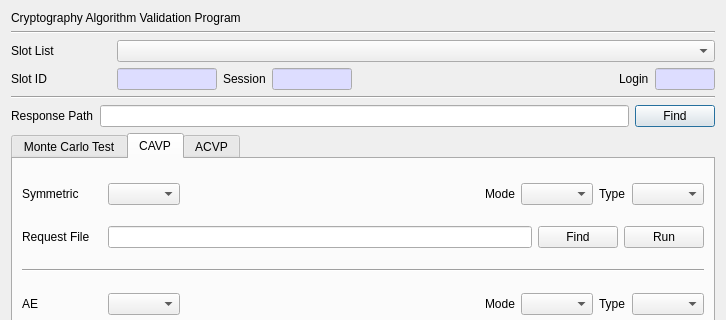
The window that CryptokiMan/cavp_dlg.ui (jykim74/CryptokiMan) describes before a commit, drawn with Qt 5; both pictures show x 0 to 726 and y 0 to 320 of the 726 by 953 pixel window.
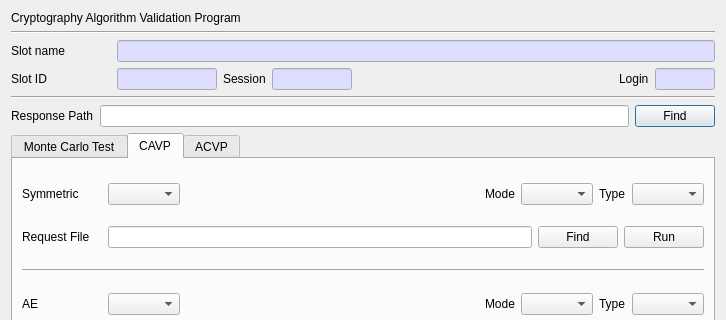
The same window after the commit.

Commit message: Slot List 를 모두 Slot Name 변경

What changed in the file:
```diff
--- a/CryptokiMan/cavp_dlg.ui
+++ b/CryptokiMan/cavp_dlg.ui
@@ -42,17 +42,41 @@
         </size>
        </property>
        <property name="text">
-        <string>Slot List</string>
+        <string>Slot name</string>
        </property>
       </widget>
      </item>
      <item row="0" column="1">
-      <widget class="QComboBox" name="mSlotsCombo">
-       <property name="sizePolicy">
-        <sizepolicy hsizetype="Expanding" vsizetype="Fixed">
-         <horstretch>0</horstretch>
-         <verstretch>0</verstretch>
-        </sizepolicy>
+      <widget class="QLineEdit" name="mSlotNameText">
+       <property name="palette">
+        <palette>
+         <active>
+          <colorrole role="Base">
+           <brush brushstyle="SolidPattern">
+            <color alpha="255">
+             <red>221</red>
+             <green>221</green>
+             <blue>255</blue>
+            </color>
+           </brush>
+          </colorrole>
+         </active>
+         <inactive>
+          <colorrole role="Base">
+           <brush brushstyle="SolidPattern">
+            <color alpha="255">
+             <red>221</red>
+             <green>221</green>
+             <blue>255</blue>
+            </color>
+           </brush>
+          </colorrole>
+         </inactive>
+         <disabled/>
+        </palette>
+       </property>
+       <property name="readOnly">
+        <bool>true</bool>
        </property>
       </widget>
      </item>
```
The commit also changes 116 other files.
